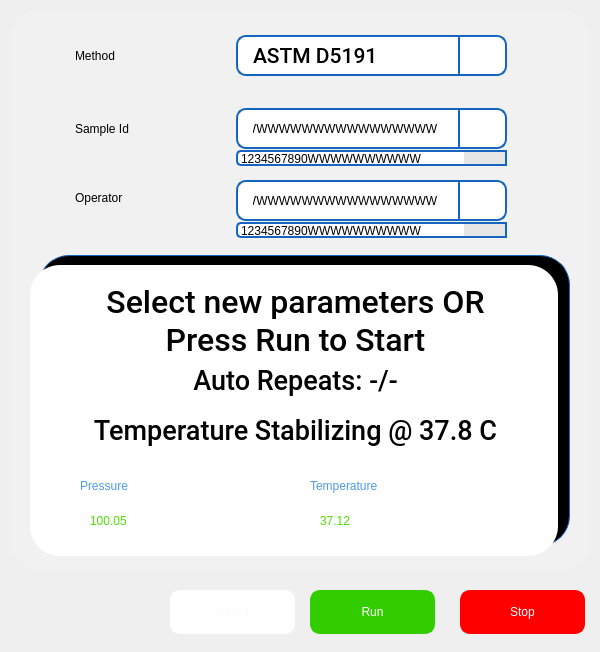
ChandraMVE/PSSC_QT_Development, file pApp-22-June-2021/smeasuring.ui: the form before one commit.
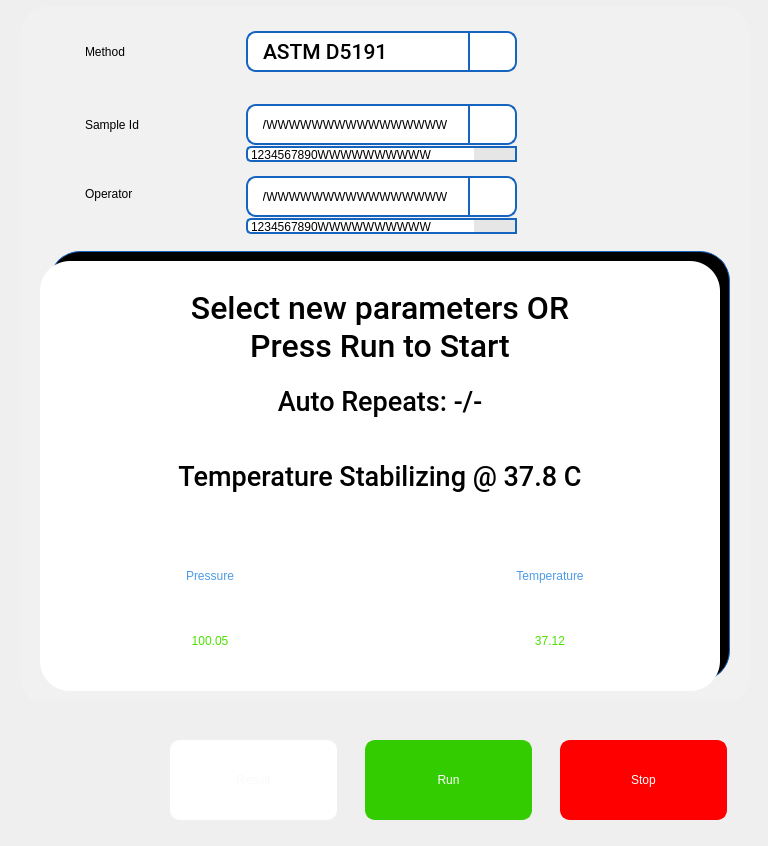
The form after the commit. Icons and pictures are not drawn. Custom widgets are drawn as their Qt base class.

```diff
--- a/pApp-22-June-2021/smeasuring.ui
+++ b/pApp-22-June-2021/smeasuring.ui
@@ -6,8 +6,8 @@
    <rect>
     <x>0</x>
     <y>0</y>
-    <width>600</width>
-    <height>652</height>
+    <width>768</width>
+    <height>846</height>
    </rect>
   </property>
   <property name="windowTitle">
@@ -19,10 +19,10 @@
   <widget class="QPushButton" name="pbStop">
    <property name="geometry">
     <rect>
-     <x>460</x>
-     <y>590</y>
-     <width>125</width>
-     <height>44</height>
+     <x>560</x>
+     <y>740</y>
+     <width>167</width>
+     <height>80</height>
     </rect>
    </property>
    <property name="focusPolicy">
@@ -82,10 +82,10 @@
   <widget class="QPushButton" name="pbRun">
    <property name="geometry">
     <rect>
-     <x>310</x>
-     <y>590</y>
-     <width>125</width>
-     <height>44</height>
+     <x>365</x>
+     <y>740</y>
+     <width>167</width>
+     <height>80</height>
     </rect>
    </property>
    <property name="focusPolicy">
@@ -147,19 +147,19 @@
    <property name="geometry">
     <rect>
      <x>40</x>
-     <y>590</y>
-     <width>71</width>
-     <height>41</height>
+     <y>740</y>
+     <width>80</width>
+     <height>80</height>
     </rect>
    </property>
   </widget>
   <widget class="QTabWidget" name="twMeasuring">
    <property name="geometry">
     <rect>
-     <x>10</x>
-     <y>10</y>
-     <width>581</width>
-     <height>561</height>
+     <x>20</x>
+     <y>0</y>
+     <width>749</width>
+     <height>700</height>
     </rect>
    </property>
    <property name="styleSheet">
@@ -221,9 +221,9 @@
      <property name="geometry">
       <rect>
        <x>0</x>
-       <y>0</y>
-       <width>581</width>
-       <height>561</height>
+       <y>6</y>
+       <width>730</width>
+       <height>700</height>
       </rect>
      </property>
      <property name="styleSheet">
@@ -459,10 +459,10 @@
      <widget class="QFrame" name="frame_2">
       <property name="geometry">
        <rect>
-        <x>29</x>
+        <x>30</x>
         <y>245</y>
-        <width>531</width>
-        <height>291</height>
+        <width>680</width>
+        <height>430</height>
        </rect>
       </property>
       <property name="styleSheet">
@@ -488,8 +488,8 @@
        <rect>
         <x>20</x>
         <y>255</y>
-        <width>528</width>
-        <height>291</height>
+        <width>680</width>
+        <height>430</height>
        </rect>
       </property>
       <property name="styleSheet">
@@ -512,9 +512,9 @@
       <widget class="QLabel" name="lblMessage">
        <property name="geometry">
         <rect>
-         <x>30</x>
-         <y>20</y>
-         <width>471</width>
+         <x>0</x>
+         <y>30</y>
+         <width>680</width>
          <height>71</height>
         </rect>
        </property>
@@ -545,10 +545,10 @@
       <widget class="QFrame" name="frLiveData">
        <property name="geometry">
         <rect>
-         <x>20</x>
-         <y>200</y>
-         <width>491</width>
-         <height>81</height>
+         <x>0</x>
+         <y>275</y>
+         <width>680</width>
+         <height>140</height>
         </rect>
        </property>
        <property name="styleSheet">
@@ -563,10 +563,10 @@
        <widget class="QLabel" name="lblTemperature">
         <property name="geometry">
          <rect>
-          <x>270</x>
-          <y>40</y>
-          <width>191</width>
-          <height>31</height>
+          <x>340</x>
+          <y>70</y>
+          <width>340</width>
+          <height>70</height>
          </rect>
         </property>
         <property name="styleSheet">
@@ -576,14 +576,17 @@
         <property name="text">
          <string>37.12</string>
         </property>
+        <property name="alignment">
+         <set>Qt::AlignCenter</set>
+        </property>
        </widget>
        <widget class="QLabel" name="lblPressure">
         <property name="geometry">
          <rect>
-          <x>40</x>
-          <y>40</y>
-          <width>191</width>
-          <height>31</height>
+          <x>0</x>
+          <y>70</y>
+          <width>340</width>
+          <height>70</height>
          </rect>
         </property>
         <property name="styleSheet">
@@ -593,14 +596,17 @@
         <property name="text">
          <string>100.05</string>
         </property>
+        <property name="alignment">
+         <set>Qt::AlignCenter</set>
+        </property>
        </widget>
        <widget class="QLabel" name="label_10">
         <property name="geometry">
          <rect>
-          <x>260</x>
+          <x>340</x>
           <y>5</y>
-          <width>201</width>
-          <height>31</height>
+          <width>340</width>
+          <height>70</height>
          </rect>
         </property>
         <property name="styleSheet">
@@ -610,14 +616,17 @@
         <property name="text">
          <string>Temperature</string>
         </property>
+        <property name="alignment">
+         <set>Qt::AlignCenter</set>
+        </property>
        </widget>
        <widget class="QLabel" name="label_8">
         <property name="geometry">
          <rect>
-          <x>30</x>
+          <x>0</x>
           <y>5</y>
-          <width>201</width>
-          <height>31</height>
+          <width>340</width>
+          <height>70</height>
          </rect>
         </property>
         <property name="styleSheet">
@@ -627,14 +636,17 @@
         <property name="text">
          <string>Pressure</string>
         </property>
+        <property name="alignment">
+         <set>Qt::AlignCenter</set>
+        </property>
        </widget>
       </widget>
       <widget class="QLabel" name="lblAutoCount">
        <property name="geometry">
         <rect>
-         <x>30</x>
-         <y>95</y>
-         <width>471</width>
+         <x>0</x>
+         <y>120</y>
+         <width>680</width>
          <height>41</height>
         </rect>
        </property>
@@ -664,9 +676,9 @@
       <widget class="QLabel" name="lblStatus">
        <property name="geometry">
         <rect>
-         <x>30</x>
-         <y>140</y>
-         <width>471</width>
+         <x>0</x>
+         <y>190</y>
+         <width>680</width>
          <height>51</height>
         </rect>
        </property>
@@ -1154,9 +1166,9 @@
    <property name="geometry">
     <rect>
      <x>170</x>
-     <y>590</y>
-     <width>125</width>
-     <height>44</height>
+     <y>740</y>
+     <width>167</width>
+     <height>80</height>
     </rect>
    </property>
    <property name="focusPolicy">
```
Left out of the diff: 21 changed lines with no effect on the pictures.
